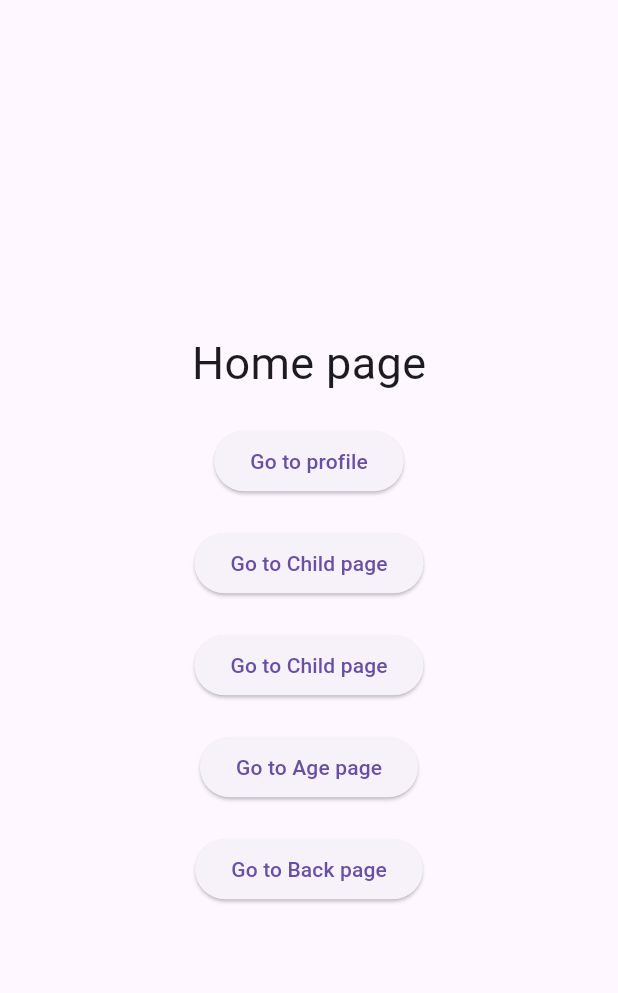
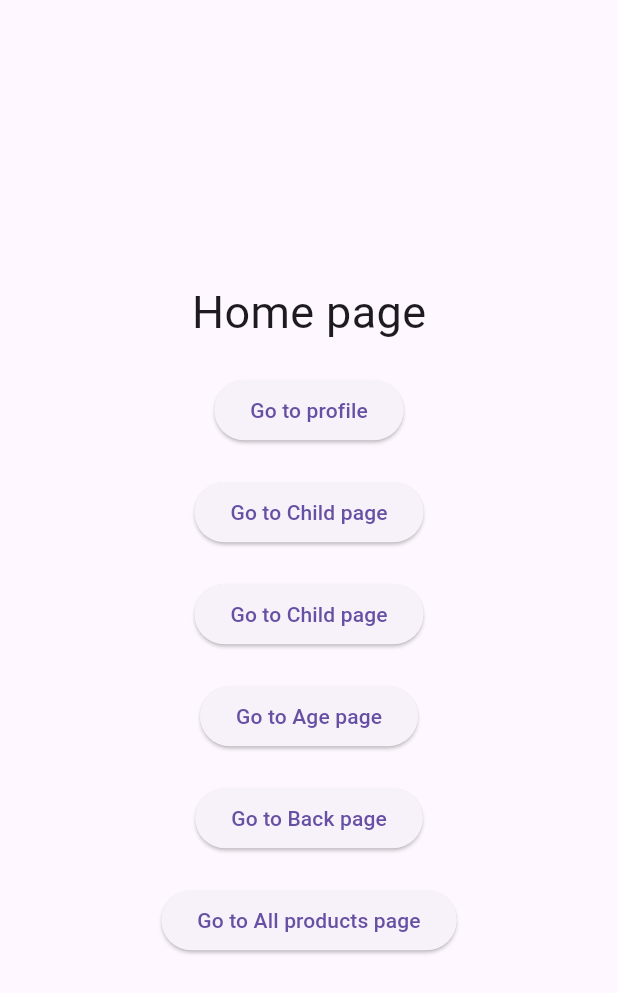
Before and after one commit to dashmilan/flutter-routes-1, a Flutter app: the screen it shows after launch, on a phone screen of 412 x 824 dp. Shown: the top 993 px of the screen. Run offline on Flutter 3.47's test engine with Material 3 defaults, Android fonts, the phone set to English and light mode, and no system bars; our stand-ins replace go_router.

Commit message:
Single Product card added

```diff
--- /dev/null
+++ b/lib/models/product.dart
@@ -0,0 +1,17 @@
+class Product {
+  final String id;
+  final String title;
+  final String description;
+  final double price;
+  final String imageUrl;
+  bool isFavorite;
+
+  Product({
+    required this.id,
+    required this.title,
+    required this.description,
+    required this.price,
+    required this.imageUrl,
+    this.isFavorite = false,
+  });
+}
--- a/lib/pages/home_page.dart
+++ b/lib/pages/home_page.dart
@@ -74,6 +74,14 @@ class HomePage extends StatelessWidget {
             },
             child: Text("Go to Back page"),
           ),
+
+          SizedBox(height: 20),
+          ElevatedButton(
+            onPressed: () {
+              GoRouter.of(context).pushNamed(RouteNamesClass.products);
+            },
+            child: Text("Go to All products page"),
+          ),
         ],
       ),
     );
--- a/lib/router/route_names.dart
+++ b/lib/router/route_names.dart
@@ -1,4 +1,6 @@
 class RouteNamesClass {
   static const String profile = 'profile';
   static const String age = 'age';
+  static const String products = 'products';
+  static const String singleProduct = 'singleProducts';
 }
--- a/lib/router/router.dart
+++ b/lib/router/router.dart
@@ -1,12 +1,15 @@
 import 'package:flutter/material.dart';
 import 'package:go_router/go_router.dart';
+import 'package:gorouteapp/models/product.dart';
 //import 'package:gorouteapp/data/user.dart';
 import 'package:gorouteapp/pages/age_page.dart';
 import 'package:gorouteapp/pages/back_page.dart';
 import 'package:gorouteapp/pages/child_page.dart';
 import 'package:gorouteapp/pages/home_page.dart';
 import 'package:gorouteapp/pages/login.dart';
+import 'package:gorouteapp/pages/products_page.dart';
 import 'package:gorouteapp/pages/profile_page.dart';
+import 'package:gorouteapp/pages/single_product_page.dart';
 import 'package:gorouteapp/pages/user_page.dart';
 import 'package:gorouteapp/router/route_names.dart';
 
@@ -147,6 +150,24 @@ class RouterClass {
           return BackPage();
         },
       ),
+
+      GoRoute(
+        name: RouteNamesClass.products,
+        path: "/products",
+        builder: (context, state) {
+          return Productspage();
+        },
+      ),
+
+      //single productt page
+      GoRoute(
+        name: RouteNamesClass.singleProduct,
+        path: "/product",
+        builder: (context, state) {
+          final Product product = state.extra as Product;
+          return SingleProductPage(product: product);
+        },
+      ),
     ],
   );
 }
```
Also changed, not shown: lib/data/products_data.dart (added, +90 -0 lines), lib/pages/products_page.dart (added, +47 -0 lines), lib/pages/single_product_page.dart (added, +23 -0 lines).
